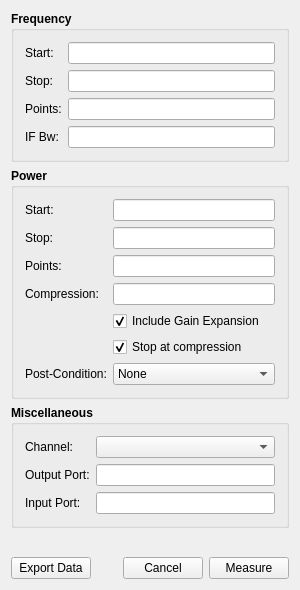
First picture: the form in Application/mainwindow.ui, repository Terrabits/PACompressionTest, before the edit.
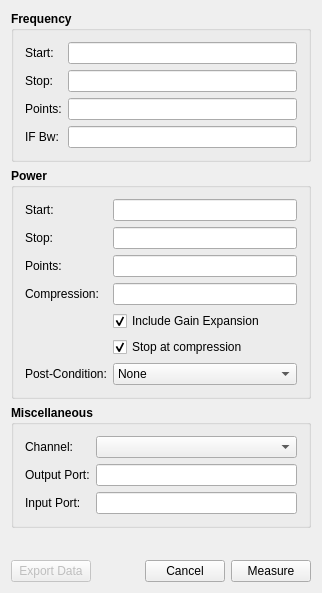
Second picture: the form after the edit. Icons and pictures are not drawn. Custom widgets are drawn as their Qt base class.

Diff of the .ui file:
```diff
--- a/Application/mainwindow.ui
+++ b/Application/mainwindow.ui
@@ -9,8 +9,8 @@
    <rect>
     <x>0</x>
     <y>0</y>
-    <width>300</width>
-    <height>517</height>
+    <width>322</width>
+    <height>593</height>
    </rect>
   </property>
   <property name="windowTitle">
@@ -508,6 +508,9 @@
        </property>
        <item>
         <widget class="QPushButton" name="exportData">
+         <property name="enabled">
+          <bool>false</bool>
+         </property>
          <property name="text">
           <string>Export Data</string>
          </property>
```
